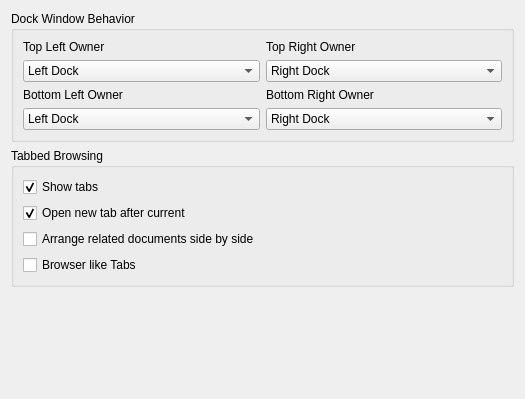
Qt form shell/settings/uiconfig.ui (gscorpss/kdevplatform) before a commit.
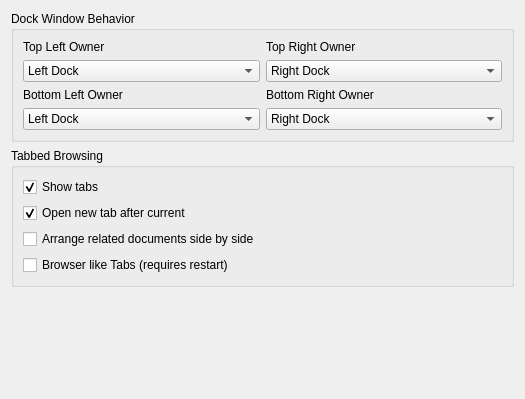
The same form after that commit.

Commit message: hide Mark Sticky action when browser like tabs are disabled

Patch:
```diff
--- a/shell/settings/uiconfig.ui
+++ b/shell/settings/uiconfig.ui
@@ -175,7 +175,7 @@
          <string>When enabled, tabs behave like they do in a browser, by default no new tab is opened.</string>
         </property>
         <property name="text">
-         <string>Browser like Tabs</string>
+         <string>Browser like Tabs (requires restart)</string>
         </property>
        </widget>
       </item>
```
The commit also changes 2 other files.
